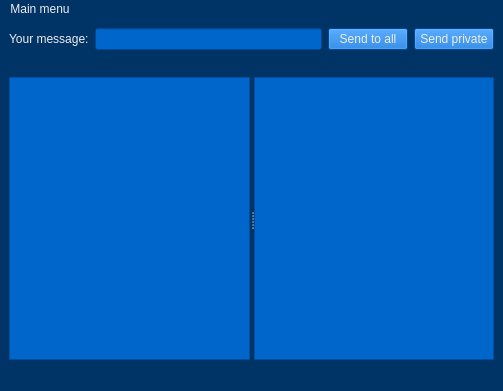
Qt form client/mainwindow.ui (Lordgprs/GuiChat) before a commit.
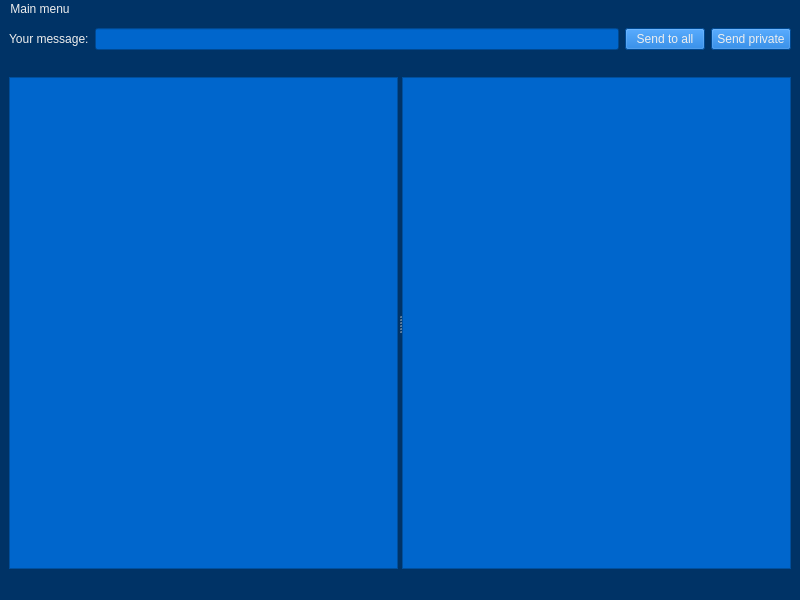
The same form after that commit.

Patch:
```diff
--- a/client/mainwindow.ui
+++ b/client/mainwindow.ui
@@ -6,10 +6,16 @@
    <rect>
     <x>0</x>
     <y>0</y>
-    <width>503</width>
-    <height>391</height>
+    <width>800</width>
+    <height>600</height>
    </rect>
   </property>
+  <property name="minimumSize">
+   <size>
+    <width>800</width>
+    <height>600</height>
+   </size>
+  </property>
   <property name="windowTitle">
    <string>Chat</string>
   </property>
@@ -81,7 +87,7 @@
     <rect>
      <x>0</x>
      <y>0</y>
-     <width>503</width>
+     <width>800</width>
      <height>22</height>
     </rect>
    </property>
```
